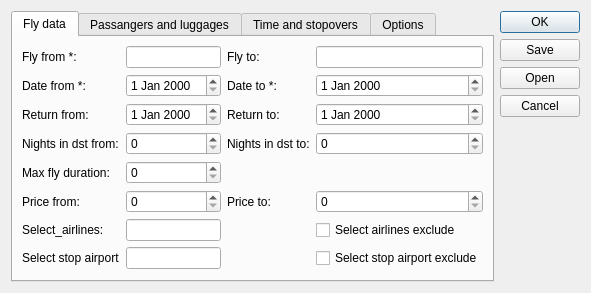
First picture: the form in ui/searchform.ui, repository Dominoman/kiwigui, before the edit.
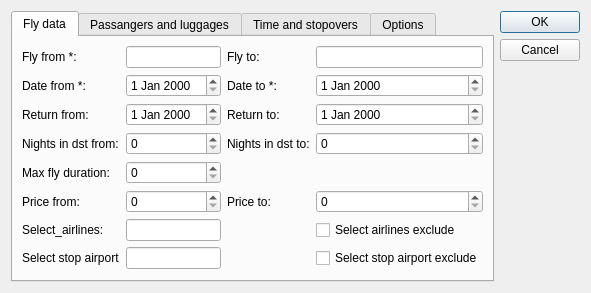
Second picture: the form after the edit.

Patch:
```diff
--- a/ui/searchform.ui
+++ b/ui/searchform.ui
@@ -6,8 +6,8 @@
    <rect>
     <x>0</x>
     <y>0</y>
-    <width>568</width>
-    <height>280</height>
+    <width>572</width>
+    <height>292</height>
    </rect>
   </property>
   <property name="windowTitle">
@@ -3221,7 +3221,7 @@
       <enum>Qt::Vertical</enum>
      </property>
      <property name="standardButtons">
-      <set>QDialogButtonBox::Cancel|QDialogButtonBox::Ok|QDialogButtonBox::Open|QDialogButtonBox::Save</set>
+      <set>QDialogButtonBox::Cancel|QDialogButtonBox::Ok</set>
      </property>
     </widget>
    </item>
```
